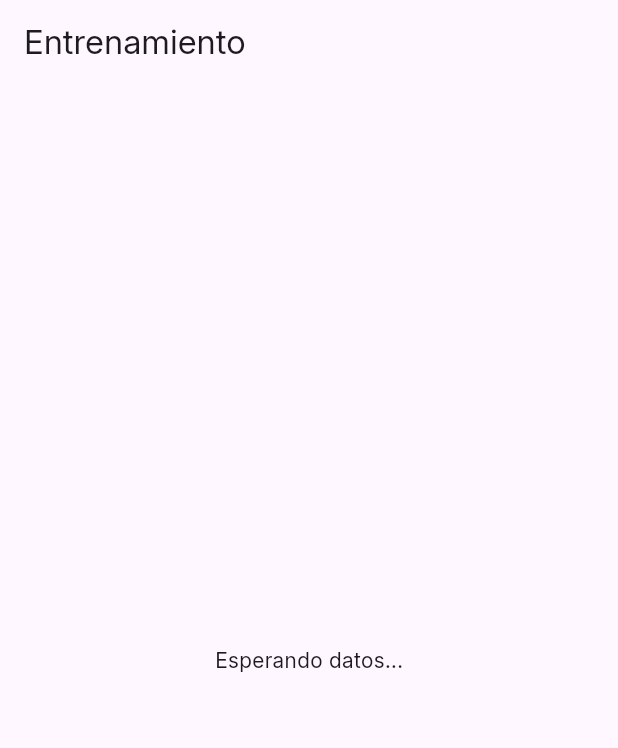
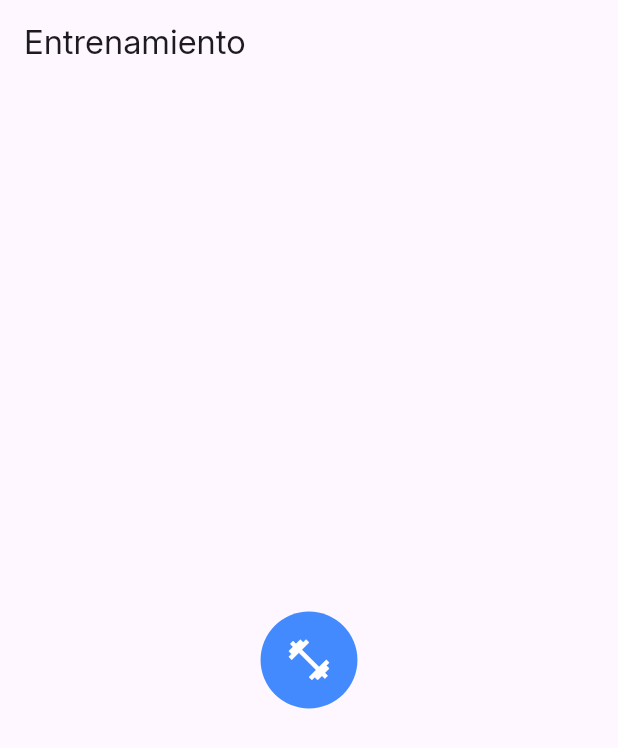
Before and after one commit to Roninomb/App_ProyectoFinal, a Flutter app: the EntrenamientoScreen screen opened by its route, on a phone screen of 412 x 824 dp. Shown: the top 748 px of the screen. Run offline on Flutter 3.47's test engine with Material 3 defaults, Android fonts, the phone set to English and light mode, and no system bars; our stand-ins replace flutter_riverpod, go_router, permission_handler; missing offline and left inert: flutter_reactive_ble; statements that could not run were skipped.

Commit message:
Add training provider and enhance data handling in screens
- Introduced a central training provider for managing training data.
- Updated EntrenamientoScreen to display a loading animation and show a snackbar on data reception.
- Modified ResultadoScreen to utilize the new training provider for displaying training metrics.
- Adjusted email service to accept string parameters for training data.

```diff
--- a/lib/screens/entrenamiento_screen.dart
+++ b/lib/screens/entrenamiento_screen.dart
@@ -1,24 +1,49 @@
 import 'package:flutter/material.dart';
+import 'package:flutter_riverpod/flutter_riverpod.dart';
 import '../ble/ble_manager.dart';
 
-class EntrenamientoScreen extends StatefulWidget {
+// Providers que ya usabas para el resultado
+import '../providers/user_provider.dart';
+// Nuevo provider central de entrenamiento
+import '../providers/training_provider.dart';
+
+class EntrenamientoScreen extends ConsumerStatefulWidget {
   const EntrenamientoScreen({super.key});
 
   @override
-  State<EntrenamientoScreen> createState() => _EntrenamientoScreenState();
+  ConsumerState<EntrenamientoScreen> createState() =>
+      _EntrenamientoScreenState();
 }
 
-class _EntrenamientoScreenState extends State<EntrenamientoScreen> {
-  final BleManager bleManager = BleManager(); // O pásalo desde la pantalla anterior
-  Map<String, String>? datosRecibidos;
+class _EntrenamientoScreenState extends ConsumerState<EntrenamientoScreen> {
+  final BleManager bleManager = BleManager();
 
   @override
   void initState() {
     super.initState();
+
+    // Suscripción a los datos BLE
     bleManager.escucharDatos((data) {
-      setState(() {
-        datosRecibidos = data;
-      });
+      // 1) Actualiza el provider central
+      ref.read(trainingProvider.notifier).updateFromBle(data);
+
+      // 2) (Opcional) Sincroniza con los providers del ResultadoScreen
+      final t = ref.read(trainingProvider);
+      if (t.fuerza != null) {
+        ref.read(fuerzaProvider.notifier).state = t.fuerza!;
+      }
+      if (t.pulsos != null) {
+        ref.read(pulsosProvider.notifier).state = t.pulsos!;
+      }
+      if (t.ritmo != null) {
+        ref.read(ritmoProvider.notifier).state = t.ritmo!;
+      }
+
+      if (mounted) {
+        ScaffoldMessenger.of(context).showSnackBar(
+          const SnackBar(content: Text('¡Datos recibidos!')),
+        );
+      }
     });
   }
 
@@ -30,13 +55,97 @@ class _EntrenamientoScreenState extends State<EntrenamientoScreen> {
 
   @override
   Widget build(BuildContext context) {
+    final training = ref.watch(trainingProvider);
+
     return Scaffold(
       appBar: AppBar(title: const Text('Entrenamiento')),
       body: Center(
-        child: datosRecibidos == null
-            ? const Text('Esperando datos...')
-            : Text('Datos: $datosRecibidos'),
+        child: (training.raw == null)
+            ? const _AnimatedTraining()
+            : _TrainingValuesView(training: training),
       ),
     );
   }
 }
+
+class _TrainingValuesView extends StatelessWidget {
+  final TrainingData training;
+  const _TrainingValuesView({required this.training});
+
+  @override
+  Widget build(BuildContext context) {
+    final fuerzaTxt = training.fuerza == null
+        ? '—'
+        : '${training.fuerza!.toStringAsFixed(1)} %';
+    final pulsosTxt = training.pulsos == null ? '—' : '${training.pulsos} %';
+    final ritmoTxt =
+        training.ritmo == null ? '—' : (training.ritmo! ? 'Correcto' : 'Incorrecto');
+
+    return Column(
+      mainAxisSize: MainAxisSize.min,
+      children: [
+        Text('💪 Fuerza efectiva: $fuerzaTxt'),
+        const SizedBox(height: 8),
+        Text('❤️ Pulsos efectivos: $pulsosTxt'),
+        const SizedBox(height: 8),
+        Text('🕒 Ritmo: $ritmoTxt'),
+        const SizedBox(height: 16),
+        Text('RAW: ${training.raw}'),
+      ],
+    );
+  }
+}
+
+// Animación simple de entrenamiento (círculo pulsante)
+class _AnimatedTraining extends StatefulWidget {
+  const _AnimatedTraining();
+
+  @override
+  State<_AnimatedTraining> createState() => _AnimatedTrainingState();
+}
+
+class _AnimatedTrainingState extends State<_AnimatedTraining>
+    with SingleTickerProviderStateMixin {
+  late final AnimationController _controller;
+  late final Animation<double> _scale;
+
+  @override
+  void initState() {
+    super.initState();
+    _controller = AnimationController(
+      duration: const Duration(milliseconds: 900),
+      vsync: this,
+    )..repeat(reverse: true);
+    _scale = Tween(begin: 0.8, end: 1.1)
+        .animate(CurvedAnimation(parent: _controller, curve: Curves.easeInOut));
+  }
+
+  @override
+  void dispose() {
+    _controller.dispose();
+    super.dispose();
+  }
+
+  @override
+  Widget build(BuildContext context) {
+    return AnimatedBuilder(
+      animation: _scale,
+      builder: (context, child) {
+        return Transform.scale(
+          scale: _scale.value,
+          child: Container(
+            width: 80,
+            height: 80,
+            decoration: const BoxDecoration(
+              color: Colors.blueAccent,
+              shape: BoxShape.circle,
+            ),
+            child: const Center(
+              child: Icon(Icons.fitness_center, color: Colors.white, size: 40),
+            ),
+          ),
+        );
+      },
+    );
+  }
+}
```
Also changed, not shown: lib/providers/training_provider.dart (added, +79 -0 lines), lib/screens/resultado_screen.dart (+8 -11 lines), lib/services/email_service.dart (+6 -6 lines).
